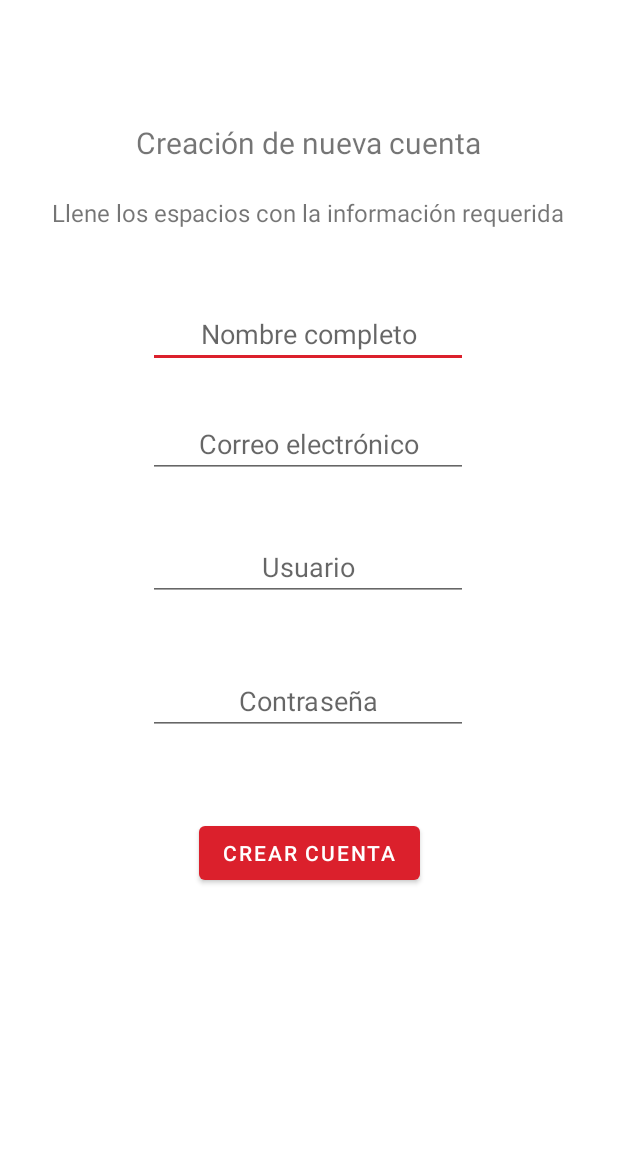
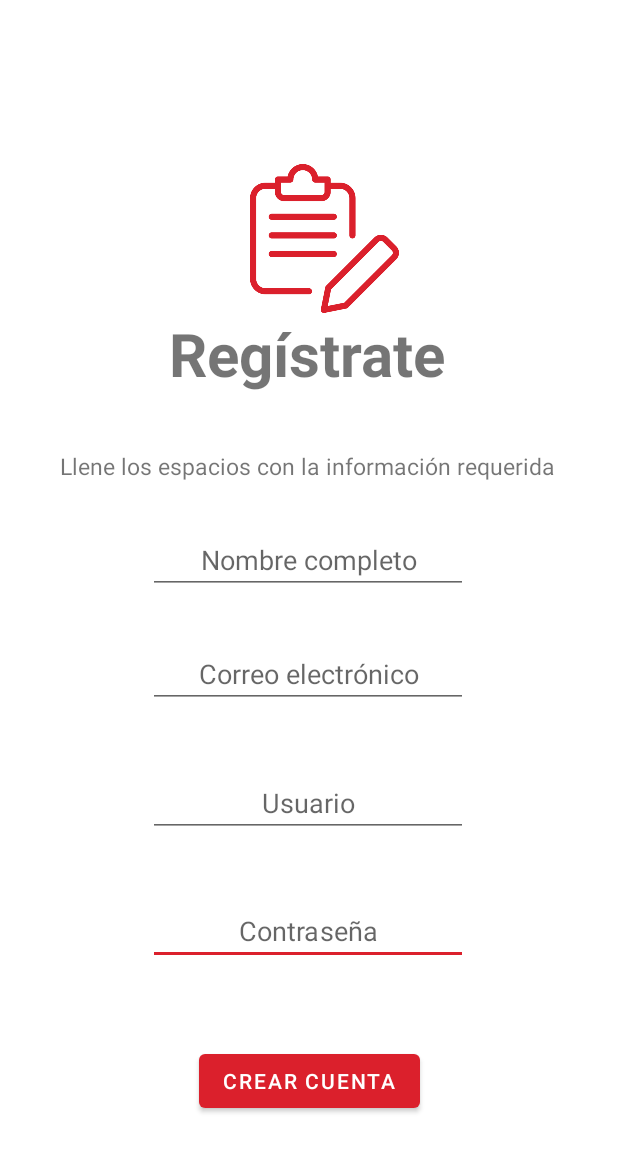
Before and after one commit to BrauuHdzM/ProyectoMovilesPeliculas, an Android app: the crearCuenta screen opened directly, with no data from a screen before it, on a phone screen of 412 x 824 dp. Shown: the top 1152 px of the screen. Run offline under Robolectric (Android 15) with nearby library versions, the phone set to English and light mode, and no system bars; our stand-ins replace Firebase (no records; nobody signed in at launch, a user with empty details on screens opened directly).

Commit message:
Se le puso un icono a la pantalla de crear cuenta

```diff
--- a/app/src/main/res/layout/activity_crear_cuenta.xml
+++ b/app/src/main/res/layout/activity_crear_cuenta.xml
@@ -10,41 +10,55 @@
         android:id="@+id/textView2"
         android:layout_width="wrap_content"
         android:layout_height="wrap_content"
-        android:text="Creación de nueva cuenta"
-        android:textSize="20sp"
+        android:text="Regístrate"
+        android:textSize="40sp"
+        android:textStyle="bold"
+        app:layout_constraintBottom_toBottomOf="parent"
+        app:layout_constraintEnd_toEndOf="parent"
+        app:layout_constraintHorizontal_bias="0.497"
+        app:layout_constraintStart_toStartOf="parent"
+        app:layout_constraintTop_toTopOf="parent"
+        app:layout_constraintVertical_bias="0.271" />
+
+    <Button
+        android:id="@+id/buttonCrearCuenta"
+        android:layout_width="wrap_content"
+        android:layout_height="wrap_content"
+        android:text="CREAR CUENTA"
         app:layout_constraintBottom_toBottomOf="parent"
         app:layout_constraintEnd_toEndOf="parent"
         app:layout_constraintStart_toStartOf="parent"
         app:layout_constraintTop_toTopOf="parent"
-        app:layout_constraintVertical_bias="0.102" />
-
-    <TextView
-        android:id="@+id/textView3"
-        android:layout_width="wrap_content"
-        android:layout_height="wrap_content"
-        android:text="Llene los espacios con la información requerida"
-        android:textSize="16sp"
-        app:layout_constraintBottom_toBottomOf="parent"
-        app:layout_constraintEnd_toEndOf="parent"
-        app:layout_constraintHorizontal_bias="0.493"
-        app:layout_constraintStart_toStartOf="parent"
-        app:layout_constraintTop_toBottomOf="@+id/textView2"
-        app:layout_constraintVertical_bias="0.032" />
+        app:layout_constraintVertical_bias="0.898" />
 
     <EditText
-        android:id="@+id/editTextNombreCompleto"
+        android:id="@+id/editTextaContrasena"
         android:layout_width="wrap_content"
         android:layout_height="wrap_content"
         android:ems="10"
-        android:hint="Nombre completo"
-        android:inputType="textPersonName"
+        android:hint="Contraseña"
+        android:inputType="textPassword"
         android:textAlignment="center"
         app:layout_constraintBottom_toBottomOf="parent"
         app:layout_constraintEnd_toEndOf="parent"
         app:layout_constraintHorizontal_bias="0.497"
         app:layout_constraintStart_toStartOf="parent"
-        app:layout_constraintTop_toBottomOf="@+id/textView3"
-        app:layout_constraintVertical_bias="0.076" />
+        app:layout_constraintTop_toTopOf="parent"
+        app:layout_constraintVertical_bias="0.768" />
+
+    <EditText
+        android:id="@+id/editTextUsuario"
+        android:layout_width="wrap_content"
+        android:layout_height="wrap_content"
+        android:ems="10"
+        android:hint="@string/Usuario"
+        android:inputType="textPersonName"
+        android:textAlignment="center"
+        app:layout_constraintBottom_toTopOf="@+id/editTextaContrasena"
+        app:layout_constraintEnd_toEndOf="parent"
+        app:layout_constraintHorizontal_bias="0.497"
+        app:layout_constraintStart_toStartOf="parent"
+        app:layout_constraintTop_toBottomOf="@+id/editTextCorreo" />
 
     <EditText
         android:id="@+id/editTextCorreo"
@@ -59,46 +73,52 @@
         app:layout_constraintHorizontal_bias="0.497"
         app:layout_constraintStart_toStartOf="parent"
         app:layout_constraintTop_toBottomOf="@+id/editTextNombreCompleto"
-        app:layout_constraintVertical_bias="0.052" />
+        app:layout_constraintVertical_bias="0.081" />
 
     <EditText
-        android:id="@+id/editTextUsuario"
+        android:id="@+id/editTextNombreCompleto"
         android:layout_width="wrap_content"
         android:layout_height="wrap_content"
         android:ems="10"
-        android:hint="@string/Usuario"
+        android:hint="Nombre completo"
         android:inputType="textPersonName"
         android:textAlignment="center"
         app:layout_constraintBottom_toBottomOf="parent"
         app:layout_constraintEnd_toEndOf="parent"
         app:layout_constraintHorizontal_bias="0.497"
         app:layout_constraintStart_toStartOf="parent"
-        app:layout_constraintTop_toBottomOf="@+id/editTextCorreo"
-        app:layout_constraintVertical_bias="0.079" />
+        app:layout_constraintTop_toTopOf="parent"
+        app:layout_constraintVertical_bias="0.45" />
 
-    <EditText
-        android:id="@+id/editTextaContrasena"
+    <TextView
+        android:id="@+id/textView3"
         android:layout_width="wrap_content"
         android:layout_height="wrap_content"
-        android:ems="10"
-        android:hint="Contraseña"
-        android:inputType="textPassword"
-        android:textAlignment="center"
-        app:layout_constraintBottom_toBottomOf="parent"
+        android:text="Llene los espacios con la información requerida"
+        android:textSize="15sp"
+        app:layout_constraintBottom_toTopOf="@+id/editTextNombreCompleto"
         app:layout_constraintEnd_toEndOf="parent"
-        app:layout_constraintHorizontal_bias="0.497"
+        app:layout_constraintHorizontal_bias="0.489"
         app:layout_constraintStart_toStartOf="parent"
-        app:layout_constraintTop_toBottomOf="@+id/editTextUsuario"
-        app:layout_constraintVertical_bias="0.117" />
+        app:layout_constraintTop_toBottomOf="@+id/textView2"
+        app:layout_constraintVertical_bias="0.564" />
 
-    <Button
-        android:id="@+id/buttonCrearCuenta"
+    <ImageView
+        android:id="@+id/imageView2"
+        android:layout_width="203dp"
+        android:layout_height="99dp"
+        app:layout_constraintBottom_toTopOf="@+id/textView2"
+        app:layout_constraintEnd_toEndOf="parent"
+        app:layout_constraintHorizontal_bias="0.549"
+        app:layout_constraintStart_toStartOf="parent"
+        app:layout_constraintTop_toTopOf="parent"
+        app:layout_constraintVertical_bias="1.0"
+        app:srcCompat="@drawable/editar" />
+
+    <androidx.constraintlayout.widget.Group
+        android:id="@+id/group"
         android:layout_width="wrap_content"
         android:layout_height="wrap_content"
-        android:text="CREAR CUENTA"
-        app:layout_constraintBottom_toBottomOf="parent"
-        app:layout_constraintEnd_toEndOf="parent"
-        app:layout_constraintStart_toStartOf="parent"
-        app:layout_constraintTop_toBottomOf="@+id/editTextaContrasena"
-        app:layout_constraintVertical_bias="0.191" />
+        app:constraint_referenced_ids="editTextNombreCompleto,editTextCorreo,editTextUsuario,editTextaContrasena" />
+
 </androidx.constraintlayout.widget.ConstraintLayout>
--- a/app/src/main/res/layout/activity_main.xml
+++ b/app/src/main/res/layout/activity_main.xml
@@ -4,6 +4,7 @@
     xmlns:tools="http://schemas.android.com/tools"
     android:layout_width="match_parent"
     android:layout_height="match_parent"
+    android:screenOrientation="portrait"
     tools:context=".MainActivity"
     >
     <ImageView
--- a/app/src/main/res/layout/activity_olvide_contrasena.xml
+++ b/app/src/main/res/layout/activity_olvide_contrasena.xml
@@ -4,7 +4,7 @@
     xmlns:tools="http://schemas.android.com/tools"
     android:layout_width="match_parent"
     android:layout_height="match_parent"
-    android:orientation="vertical"
+    android:screenOrientation="portrait"
     android:padding="16dp"
     tools:context=".olvideContrasena">
 
--- a/app/src/main/res/values/strings.xml
+++ b/app/src/main/res/values/strings.xml
@@ -4,7 +4,7 @@
     <string name="Usuario">Usuario</string>
     <string name="Contraseña">Contraseña</string>
     <string name="Entrar">Entrar</string>
-    <string name="NU">Crear nueva cuenta</string>
+    <string name="NU">Crear cuenta</string>
     <string name="OC">Olvidé mi contraseña</string>
     <string name="bienvenido">Bienvenido: </string>
     <string name="usuarioPP">Usuario</string>
```
Also changed, not shown: app/src/main/res/drawable/editar.png (added).
